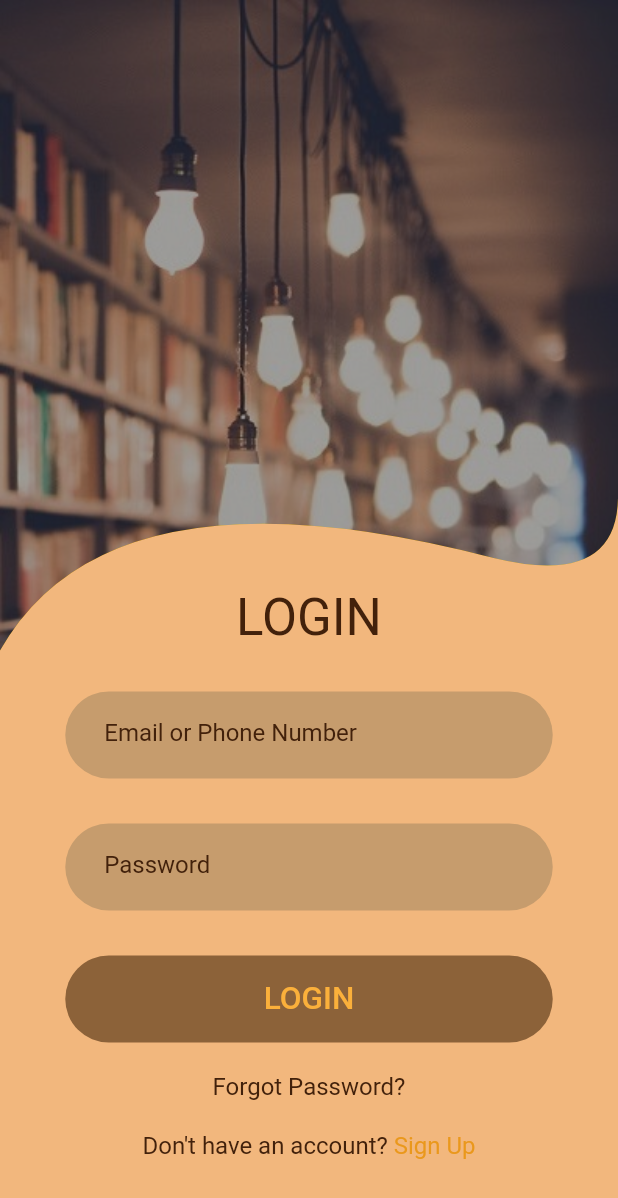
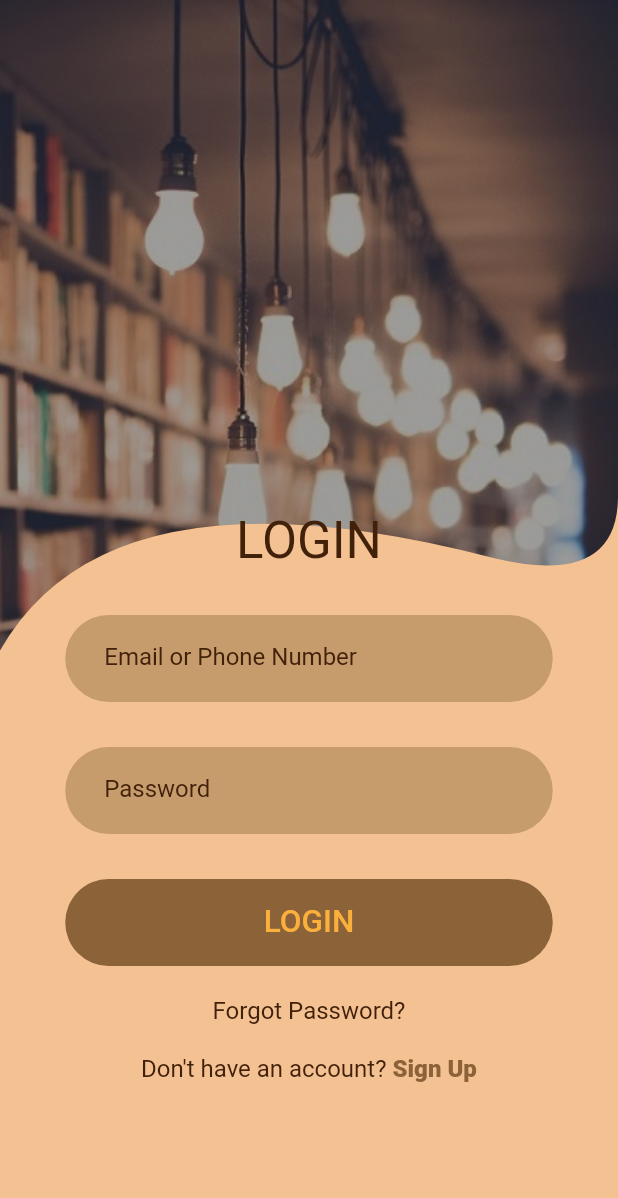
Before and after one commit to Nimish98/Book_Shelf, a Flutter app: the screen it shows after launch, after a tap on "LOGIN", on a phone screen of 412 x 824 dp. Shown: the top 1198 px of the screen. Run offline on Flutter 3.47's test engine with Material 2 defaults, Android fonts, the phone set to English and light mode, and no system bars; our stand-ins replace firebase_auth, firebase_core, firebase_database, flutter_snake_navigationbar, fluttertoast; missing offline and left inert: matrix4_transform; accounts and stored records are empty; Roboto replaces fonts that are missing (Avenir LT Std 45 Book, Myriad).

```diff
--- a/lib/Pages/Signup.dart
+++ b/lib/Pages/Signup.dart
@@ -163,6 +163,7 @@
                       controller: passwordController,
                       style: TextStyle(fontSize: 16,fontFamily:"Avenir LT Std 45 Book"),
                       decoration: inputDecoration(hintText: "Password"),
+                      obscureText: true,
                       validator: (value){
                         if(value ==null){
                           return "No text has been entered";
@@ -193,6 +194,7 @@
                       controller: confirmController,
                       style: TextStyle(fontSize: 16,fontFamily:"Avenir LT Std 45 Book"),
                       decoration: inputDecoration(hintText: "Confirm Password"),
+                      obscureText: true,
                       validator: (String value){
                         print(passwordController.text + "  2: " + value);
                         if(passwordController.text != value){
--- a/lib/Pages/login.dart
+++ b/lib/Pages/login.dart
@@ -22,10 +22,6 @@
   Widget build(BuildContext context) {
     return Scaffold(
         body: SingleChildScrollView(
-          child: Container(
-            color: Color.fromRGBO(242, 180, 120, 0.8),
-            height: MediaQuery.of(context).size.height,
-            width: MediaQuery.of(context).size.width,
           child: Stack(
             children: [
               Container(
@@ -37,7 +33,7 @@
                   children: [
                     ClipPath(
                         child: Container(
-                            color: Colors.amber,
+                          color: Color.fromRGBO(242, 180, 120, 0.8),
                           height: MediaQuery.of(context).size.height,
                           width: MediaQuery.of(context).size.width,
                           child: Image(
@@ -107,6 +103,7 @@
                               cursorColor: Color(0xFF42210B),
                               style: TextStyle(fontSize: 16,fontFamily:"Avenir LT Std 45 Book"),
                               decoration: inputDecoration(hintText: "Password"),
+                              obscureText: true,
                               onChanged: (value){
                                 password = value;
                               },
@@ -166,7 +163,7 @@
                                   color: Color(0xFF42210B), fontSize: 16),
                               children: <TextSpan>[
                                 TextSpan(text: ' Sign Up',
-                                      style: TextStyle(color: Color(0xFFEA981C), fontSize: 16),
+                                    style: TextStyle(color: Color(0xFF8C6239), fontSize: 16,fontWeight: FontWeight.w900),
                                     recognizer: TapGestureRecognizer()..onTap = () {
                                   Navigator.push(context,MaterialPageRoute(builder: (context) => SignUp()));
                                 })
@@ -179,7 +176,6 @@
                 ),
             )
             ],
-            ),
           ),
         )
     );
--- a/lib/main.dart
+++ b/lib/main.dart
@@ -20,8 +20,9 @@
   @override
   Widget build(BuildContext context) {
     firebaseInit();
-    SystemChrome.setSystemUIOverlayStyle(SystemUiOverlayStyle(
-        statusBarColor: Color.fromRGBO(242, 180, 120, 1),
+    SystemChrome.setSystemUIOverlayStyle(
+        SystemUiOverlayStyle(
+        statusBarColor: Color.fromRGBO(242, 180, 125, 0.8),
       statusBarIconBrightness: Brightness.dark,
     ));
     return MaterialApp(
--- a/pubspec.yaml
+++ b/pubspec.yaml
@@ -71,6 +71,7 @@
     - images/icon.png
     - images/Asset62.png
     - images/Asset1.jpg
+    - images/Asset1.png
 #    - images/a_dot_ham.jpeg
 
   # An image asset can refer to one or more resolution-specific "variants", see
```
Also changed, not shown: lib/OpeningScreen.dart (+170 -38 lines), lib/Pages/Homepage.dart (+24 -19 lines), images/Asset1.png (added). Lines whose indentation alone changed are shown as unchanged.
